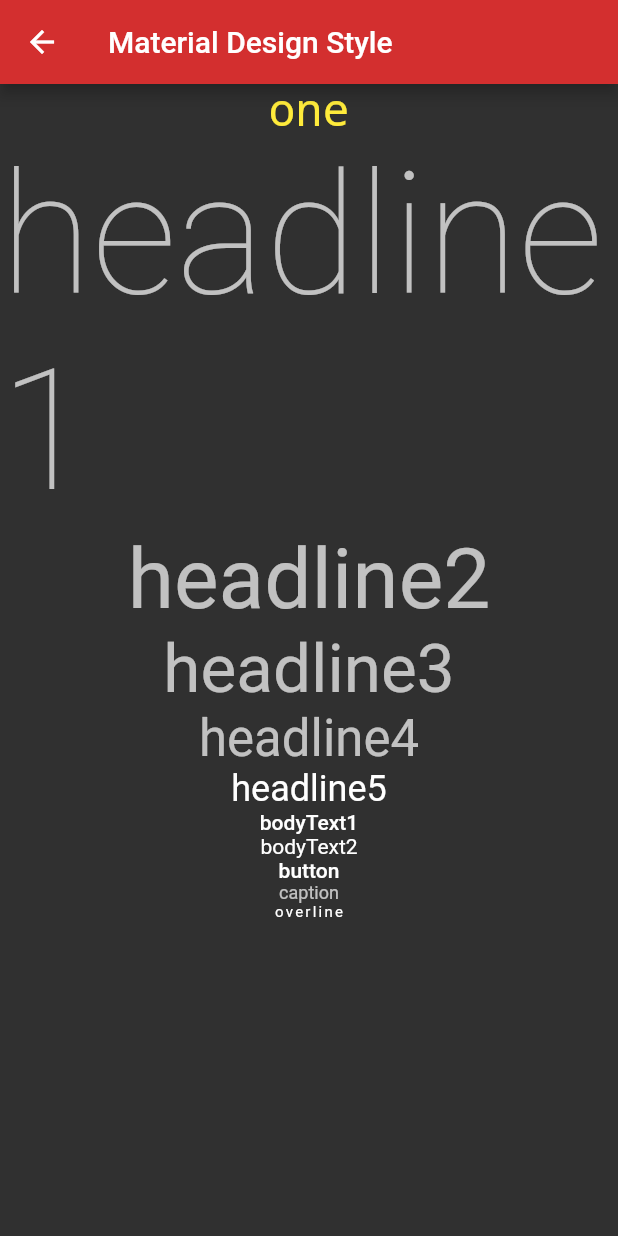
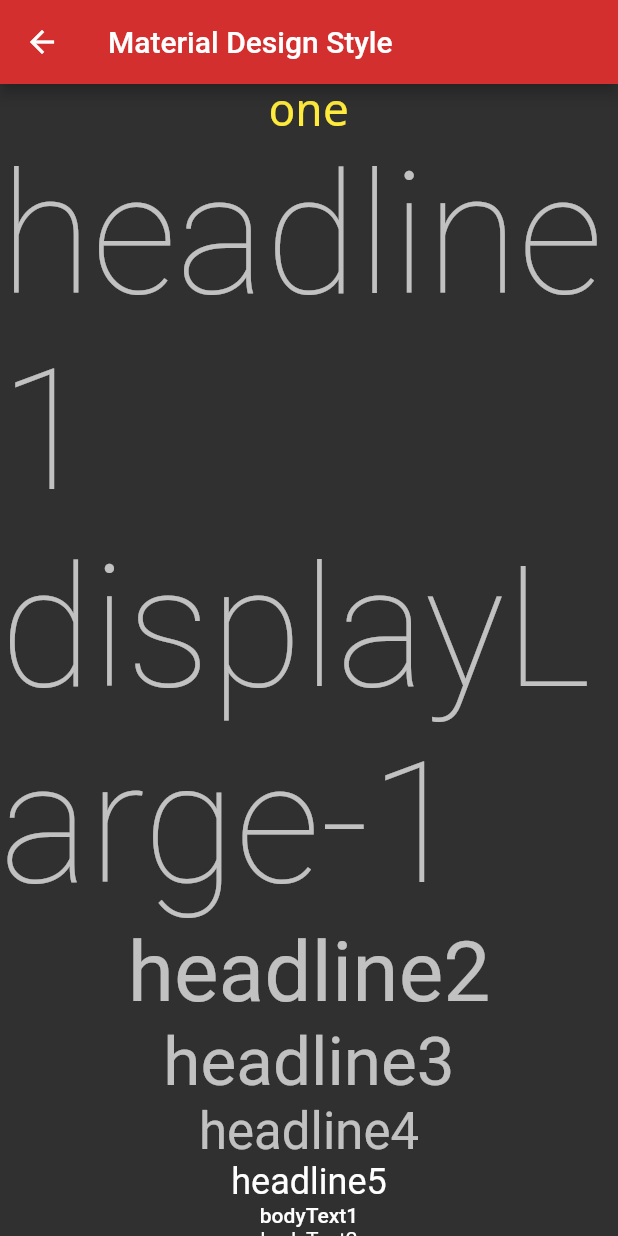
Before and after one commit to rohithaider/cmsc4303-lesson1, a Flutter app: the MaterialDesignScreen screen opened by its route, on a phone screen of 412 x 824 dp. Run offline on Flutter 3.47's test engine with Material 2 defaults, Android fonts, the phone set to English and light mode, and no system bars.

Commit message:
Single child scroll view

```diff
--- a/lib/screen/materialdesign_screen.dart
+++ b/lib/screen/materialdesign_screen.dart
@@ -8,7 +8,9 @@ class MaterialDesignScreen extends StatelessWidget {
       appBar: AppBar(
         title: Text('Material Design Style'),
       ),
-      body: Column(
+      body: SingleChildScrollView(
+        //making the screen scrollable. wrap the column with SingleChildScrollView
+        child: Column(
           children: [
             Text(
               'one',
@@ -20,6 +22,10 @@ class MaterialDesignScreen extends StatelessWidget {
             ),
             Text(
               'headline1',
+              style: Theme.of(context).textTheme.headline1,
+            ),
+            Text(
+              'headline1-1',
               style: Theme.of(context).textTheme.headline1,
             ),
             Text(
@@ -60,6 +66,7 @@ class MaterialDesignScreen extends StatelessWidget {
             ),
           ],
         ),
+      ),
     );
   }
 }
```
Lines whose indentation alone changed are shown as unchanged.
